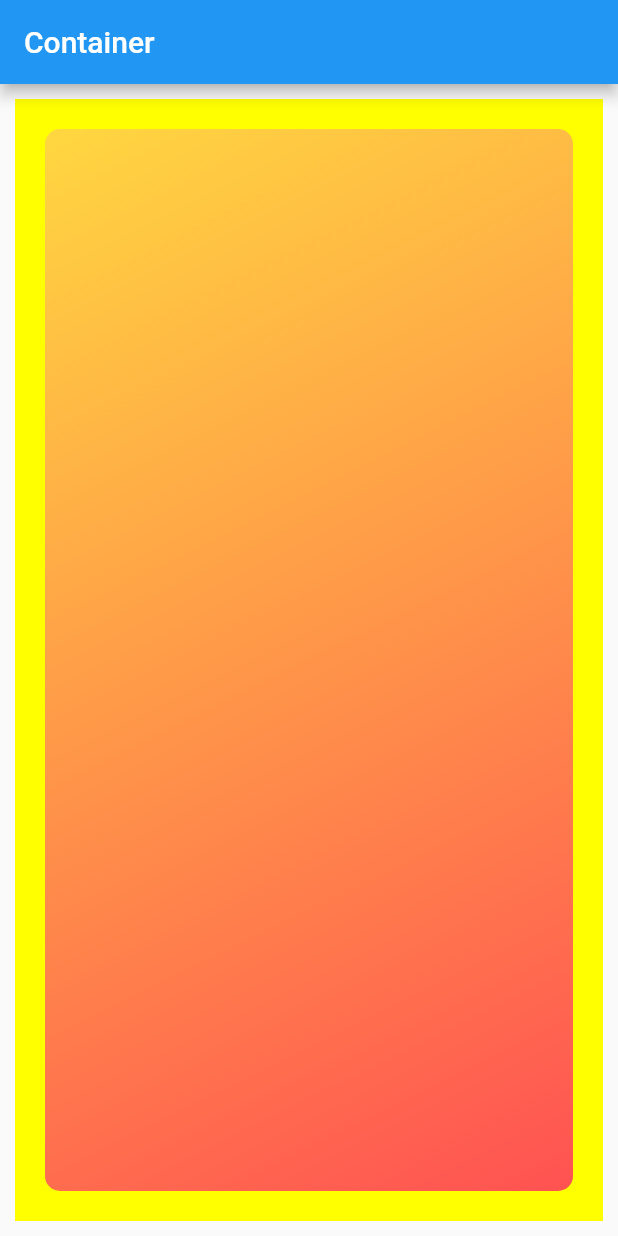
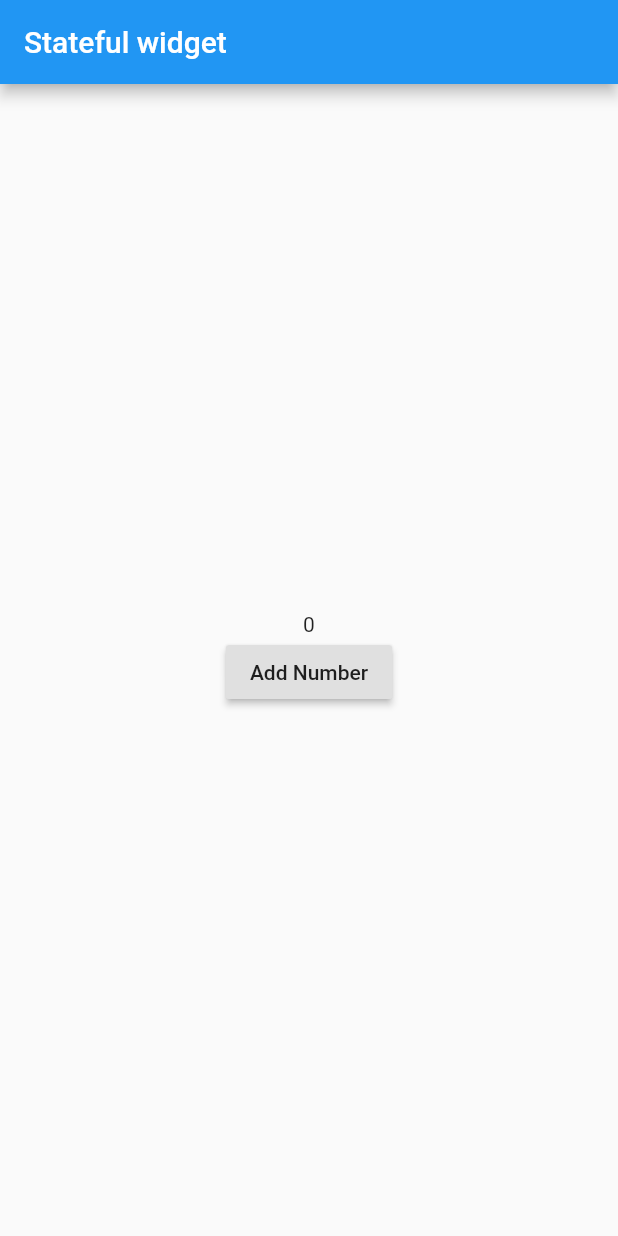
Before and after one commit to Prantoe/Flutter, a Flutter app: the screen it shows after launch, on a phone screen of 412 x 824 dp. Run offline on Flutter 3.47's test engine with Material 2 defaults, Android fonts, the phone set to English and light mode, and no system bars.

Commit message:
stateful dan stateles eidget

```diff
--- a/lib/main.dart
+++ b/lib/main.dart
@@ -2,26 +2,38 @@ import 'package:flutter/material.dart';
 
 void main() => runApp(MyApp());
 
-class MyApp extends StatelessWidget {
+class MyApp extends StatefulWidget {
+  @override
+  _MyAppState createState() => _MyAppState();
+}
+
+class _MyAppState extends State<MyApp> {
+
+  int number = 0;
+  void tekanTombol() {
+
+
+    setState(() {
+      number =number + 1;
+    });
+  }
   @override
   Widget build(BuildContext context) {
     return MaterialApp(
       home: Scaffold(
         appBar: AppBar(
-          title: Text("Container"),
+          title: Text("Stateful widget"),
         ),
-        body: Container(
-          margin: EdgeInsets.all(10),
-          padding: EdgeInsets.all(10),
-          color: Colors.yellowAccent,
-          child: Container(
-            margin: EdgeInsets.all(10),
-            decoration: BoxDecoration(
-                borderRadius: BorderRadius.circular(10),
-                gradient: LinearGradient(
-                    begin: Alignment.bottomRight,
-                    end: Alignment.topLeft,
-                    colors: <Color>[Colors.redAccent, Colors.amberAccent])),
+        body: Center(
+          child: Column(
+            mainAxisAlignment: MainAxisAlignment.center,
+            children: <Widget>[
+              Text(number.toString()),
+              RaisedButton(
+                child: Text("Add Number"),
+                onPressed: tekanTombol,
+              )
+            ],
           ),
         ),
       ),
```
